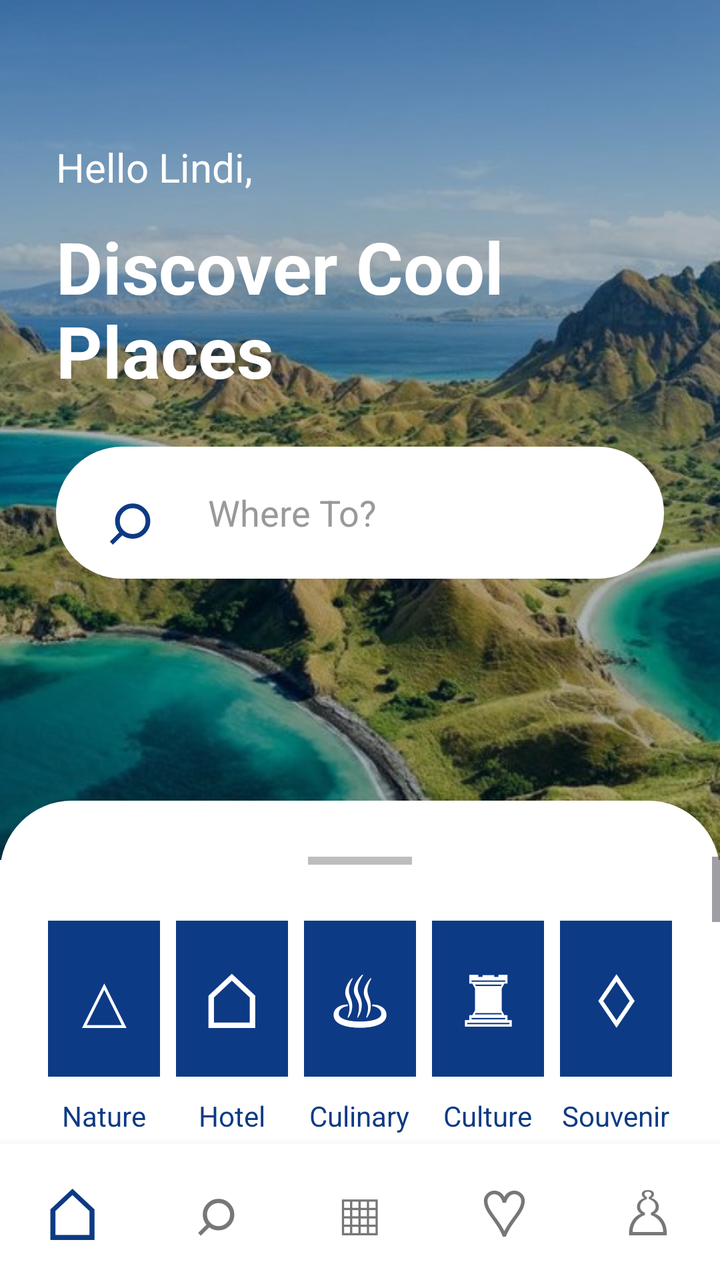
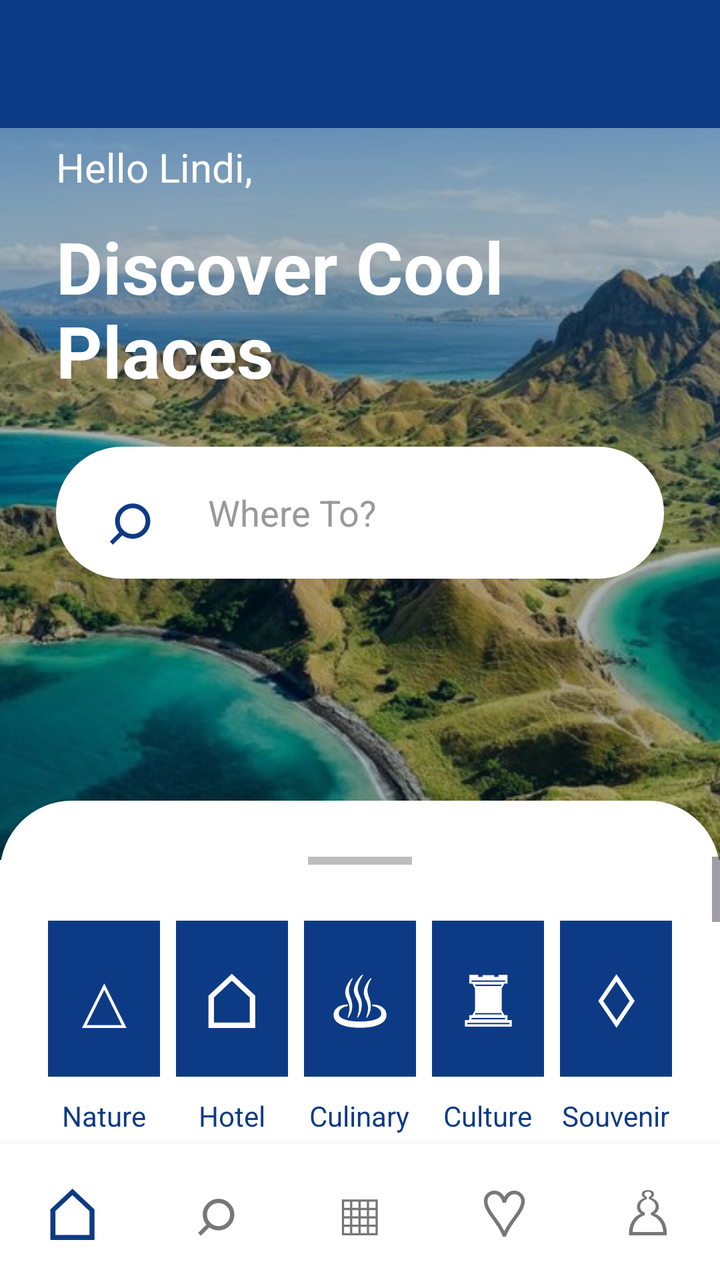

Before-and-after screenshots of an Android layout around one commit, followed by the original layout XML and the change that was made.
<!-- AndroidManifest.xml: application theme Theme.Komoora -->
<!-- res/layout/activity_home_page.xml -->
<?xml version="1.0" encoding="utf-8"?>
<androidx.constraintlayout.widget.ConstraintLayout
    xmlns:android="http://schemas.android.com/apk/res/android"
    xmlns:app="http://schemas.android.com/apk/res-auto"
    android:layout_width="match_parent"
    android:layout_height="match_parent"
    android:background="#FFFFFF">

    
    <androidx.appcompat.widget.Toolbar
        android:id="@+id/toolbar"
        android:layout_width="0dp"
        android:layout_height="?attr/actionBarSize"
        android:background="@android:color/transparent"
        android:elevation="12dp"
        app:titleTextColor="#FFFFFF"
        app:layout_constraintTop_toTopOf="parent"
        app:layout_constraintStart_toStartOf="parent"
        app:layout_constraintEnd_toEndOf="parent" />

    
    <ImageView
        android:id="@+id/imgHomeBackground"
        android:layout_width="0dp"
        android:layout_height="430dp"
        android:contentDescription="Pemandangan Labuan Bajo"
        android:scaleType="centerCrop"
        android:src="@drawable/labuan_bajo"
        app:layout_constraintTop_toTopOf="parent"
        app:layout_constraintStart_toStartOf="parent"
        app:layout_constraintEnd_toEndOf="parent" />

    
    <View
        android:layout_width="0dp"
        android:layout_height="430dp"
        android:background="#55001D35"
        app:layout_constraintTop_toTopOf="parent"
        app:layout_constraintStart_toStartOf="parent"
        app:layout_constraintEnd_toEndOf="parent" />

    
    <TextView
        android:id="@+id/tvHello"
        android:layout_width="wrap_content"
        android:layout_height="wrap_content"
        android:layout_marginStart="28dp"
        android:layout_marginTop="70dp"
        android:text="Hello Lindi,"
        android:textColor="#FFFFFF"
        android:textSize="20sp"
        app:layout_constraintStart_toStartOf="parent"
        app:layout_constraintTop_toTopOf="parent" />

    
    <TextView
        android:id="@+id/tvDiscoverTitle"
        android:layout_width="0dp"
        android:layout_height="wrap_content"
        android:layout_marginStart="28dp"
        android:layout_marginTop="12dp"
        android:layout_marginEnd="20dp"
        android:text="Discover Cool&#10;Places"
        android:textColor="#FFFFFF"
        android:textSize="36sp"
        android:textStyle="bold"
        app:layout_constraintStart_toStartOf="parent"
        app:layout_constraintEnd_toEndOf="parent"
        app:layout_constraintTop_toBottomOf="@id/tvHello" />

    
    <LinearLayout
        android:id="@+id/searchContainer"
        android:layout_width="0dp"
        android:layout_height="66dp"
        android:layout_marginStart="28dp"
        android:layout_marginTop="24dp"
        android:layout_marginEnd="28dp"
        android:background="@drawable/bg_home_search"
        android:gravity="center_vertical"
        android:orientation="horizontal"
        android:paddingStart="14dp"
        android:paddingEnd="20dp"
        app:layout_constraintStart_toStartOf="parent"
        app:layout_constraintEnd_toEndOf="parent"
        app:layout_constraintTop_toBottomOf="@id/tvDiscoverTitle">

        <TextView
            android:layout_width="46dp"
            android:layout_height="46dp"
            android:background="@drawable/bg_home_search"
            android:gravity="center"
            android:text="⌕"
            android:textColor="#0D3A84"
            android:textSize="38sp" />

        <EditText
            android:id="@+id/etSearchDestination"
            android:layout_width="0dp"
            android:layout_height="match_parent"
            android:layout_weight="1"
            android:background="@null"
            android:hint="Where To?"
            android:importantForAutofill="no"
            android:inputType="text"
            android:paddingStart="16dp"
            android:singleLine="true"
            android:textColor="#333333"
            android:textColorHint="#999999"
            android:textSize="18sp" />

    </LinearLayout>

    
    <ScrollView
        android:id="@+id/scrollHome"
        android:layout_width="0dp"
        android:layout_height="0dp"
        android:layout_marginTop="-30dp"
        android:background="@drawable/bg_home_panel"
        android:clipToPadding="false"
        android:fillViewport="false"
        android:overScrollMode="never"
        android:paddingTop="28dp"
        app:layout_constraintTop_toBottomOf="@id/imgHomeBackground"
        app:layout_constraintBottom_toTopOf="@id/bottomNavigation"
        app:layout_constraintStart_toStartOf="parent"
        app:layout_constraintEnd_toEndOf="parent">

        <LinearLayout
            android:layout_width="match_parent"
            android:layout_height="wrap_content"
            android:orientation="vertical"
            android:paddingStart="24dp"
            android:paddingEnd="24dp"
            android:paddingBottom="24dp">

            
            <View
                android:layout_width="52dp"
                android:layout_height="4dp"
                android:layout_gravity="center_horizontal"
                android:layout_marginBottom="28dp"
                android:background="#BDBDBD" />

            
            <LinearLayout
                android:layout_width="match_parent"
                android:layout_height="wrap_content"
                android:gravity="center"
                android:orientation="horizontal">

                <LinearLayout
                    android:layout_width="0dp"
                    android:layout_height="wrap_content"
                    android:layout_weight="1"
                    android:gravity="center"
                    android:orientation="vertical">

                    <TextView
                        android:layout_width="match_parent"
                        android:layout_height="78dp"
                        android:background="#0D3A84"
                        android:gravity="center"
                        android:text="△"
                        android:textColor="#FFFFFF"
                        android:textSize="38sp" />

                    <TextView
                        android:layout_width="wrap_content"
                        android:layout_height="wrap_content"
                        android:layout_marginTop="10dp"
                        android:text="Nature"
                        android:textColor="#0D3A84"
                        android:textSize="14sp" />
                </LinearLayout>

                <LinearLayout
                    android:layout_width="0dp"
                    android:layout_height="wrap_content"
                    android:layout_marginStart="8dp"
                    android:layout_weight="1"
                    android:gravity="center"
                    android:orientation="vertical">

                    <TextView
                        android:layout_width="match_parent"
                        android:layout_height="78dp"
                        android:background="#0D3A84"
                        android:gravity="center"
                        android:text="⌂"
                        android:textColor="#FFFFFF"
                        android:textSize="38sp" />

                    <TextView
                        android:layout_width="wrap_content"
                        android:layout_height="wrap_content"
                        android:layout_marginTop="10dp"
                        android:text="Hotel"
                        android:textColor="#0D3A84"
                        android:textSize="14sp" />
                </LinearLayout>

                <LinearLayout
                    android:layout_width="0dp"
                    android:layout_height="wrap_content"
                    android:layout_marginStart="8dp"
                    android:layout_weight="1"
                    android:gravity="center"
                    android:orientation="vertical">

                    <TextView
                        android:layout_width="match_parent"
                        android:layout_height="78dp"
                        android:background="#0D3A84"
                        android:gravity="center"
                        android:text="♨"
                        android:textColor="#FFFFFF"
                        android:textSize="36sp" />

                    <TextView
                        android:layout_width="wrap_content"
                        android:layout_height="wrap_content"
                        android:layout_marginTop="10dp"
                        android:text="Culinary"
                        android:textColor="#0D3A84"
                        android:textSize="14sp" />
                </LinearLayout>

                <LinearLayout
                    android:layout_width="0dp"
                    android:layout_height="wrap_content"
                    android:layout_marginStart="8dp"
                    android:layout_weight="1"
                    android:gravity="center"
                    android:orientation="vertical">

                    <TextView
                        android:layout_width="match_parent"
                        android:layout_height="78dp"
                        android:background="#0D3A84"
                        android:gravity="center"
                        android:text="♜"
                        android:textColor="#FFFFFF"
                        android:textSize="36sp" />

                    <TextView
                        android:layout_width="wrap_content"
                        android:layout_height="wrap_content"
                        android:layout_marginTop="10dp"
                        android:text="Culture"
                        android:textColor="#0D3A84"
                        android:textSize="14sp" />
                </LinearLayout>

                <LinearLayout
                    android:layout_width="0dp"
                    android:layout_height="wrap_content"
                    android:layout_marginStart="8dp"
                    android:layout_weight="1"
                    android:gravity="center"
                    android:orientation="vertical">

                    <TextView
                        android:layout_width="match_parent"
                        android:layout_height="78dp"
                        android:background="#0D3A84"
                        android:gravity="center"
                        android:text="♢"
                        android:textColor="#FFFFFF"
                        android:textSize="36sp" />

                    <TextView
                        android:layout_width="wrap_content"
                        android:layout_height="wrap_content"
                        android:layout_marginTop="10dp"
                        android:text="Souvenir"
                        android:textColor="#0D3A84"
                        android:textSize="14sp" />
                </LinearLayout>

            </LinearLayout>

            
            <LinearLayout
                android:layout_width="match_parent"
                android:layout_height="wrap_content"
                android:layout_marginTop="42dp"
                android:gravity="center_vertical"
                android:orientation="horizontal">

                <TextView
                    android:layout_width="0dp"
                    android:layout_height="wrap_content"
                    android:layout_weight="1"
                    android:text="Popular Destination"
                    android:textColor="#0D3A84"
                    android:textSize="24sp"
                    android:textStyle="bold" />

                <TextView
                    android:layout_width="wrap_content"
                    android:layout_height="wrap_content"
                    android:text="See Details  ›"
                    android:textColor="#777777"
                    android:textSize="15sp" />

            </LinearLayout>

            
            <androidx.cardview.widget.CardView
                android:id="@+id/cardLabuanBajo"
                android:layout_width="match_parent"
                android:layout_height="210dp"
                android:layout_marginTop="12dp"
                app:cardCornerRadius="24dp"
                app:cardElevation="6dp"
                app:cardUseCompatPadding="false">

                <FrameLayout
                    android:layout_width="match_parent"
                    android:layout_height="match_parent">

                    <ImageView
                        android:layout_width="match_parent"
                        android:layout_height="match_parent"
                        android:contentDescription="Destinasi Labuan Bajo"
                        android:scaleType="centerCrop"
                        android:src="@drawable/labuan_bajo" />

                    <View
                        android:layout_width="match_parent"
                        android:layout_height="match_parent"
                        android:background="#44000000" />

                    <TextView
                        android:layout_width="wrap_content"
                        android:layout_height="wrap_content"
                        android:layout_gravity="top|end"
                        android:layout_margin="14dp"
                        android:text="♥"
                        android:textColor="#F51E2D"
                        android:textSize="30sp" />

                    <LinearLayout
                        android:layout_width="match_parent"
                        android:layout_height="wrap_content"
                        android:layout_gravity="bottom"
                        android:orientation="vertical"
                        android:padding="16dp">

                        <TextView
                            android:layout_width="wrap_content"
                            android:layout_height="wrap_content"
                            android:text="Labuan Bajo"
                            android:textColor="#FFFFFF"
                            android:textSize="25sp"
                            android:textStyle="bold" />

                        <TextView
                            android:layout_width="wrap_content"
                            android:layout_height="wrap_content"
                            android:text="Manggarai Barat"
                            android:textColor="#FFFFFF"
                            android:textSize="16sp" />

                        <TextView
                            android:layout_width="wrap_content"
                            android:layout_height="wrap_content"
                            android:layout_gravity="end"
                            android:text="★  4.8 (1.2k)"
                            android:textColor="#FFFFFF"
                            android:textSize="14sp"
                            android:textStyle="bold" />

                    </LinearLayout>

                </FrameLayout>

            </androidx.cardview.widget.CardView>

            
            <TextView
                android:layout_width="wrap_content"
                android:layout_height="wrap_content"
                android:layout_marginTop="34dp"
                android:text="Our Recommendation"
                android:textColor="#0D3A84"
                android:textSize="24sp"
                android:textStyle="bold" />

            
            <HorizontalScrollView
                android:layout_width="match_parent"
                android:layout_height="190dp"
                android:layout_marginTop="12dp"
                android:scrollbars="none">

                <LinearLayout
                    android:layout_width="wrap_content"
                    android:layout_height="match_parent"
                    android:orientation="horizontal">

                    
                    <androidx.cardview.widget.CardView
                        android:layout_width="260dp"
                        android:layout_height="180dp"
                        android:layout_marginEnd="14dp"
                        app:cardCornerRadius="18dp"
                        app:cardElevation="4dp">

                        <FrameLayout
                            android:layout_width="match_parent"
                            android:layout_height="match_parent">

                            <ImageView
                                android:layout_width="match_parent"
                                android:layout_height="match_parent"
                                android:contentDescription="Pulau Komodo"
                                android:scaleType="centerCrop"
                                android:src="@drawable/recommend_komodo" />

                            <View
                                android:layout_width="match_parent"
                                android:layout_height="match_parent"
                                android:background="#44000000" />

                            <LinearLayout
                                android:layout_width="match_parent"
                                android:layout_height="wrap_content"
                                android:layout_gravity="bottom"
                                android:orientation="vertical"
                                android:padding="12dp">

                                <TextView
                                    android:layout_width="wrap_content"
                                    android:layout_height="wrap_content"
                                    android:text="Komodo Island"
                                    android:textColor="#FFFFFF"
                                    android:textSize="18sp"
                                    android:textStyle="bold" />

                                <TextView
                                    android:layout_width="wrap_content"
                                    android:layout_height="wrap_content"
                                    android:text="Manggarai Barat  ★ 4.8"
                                    android:textColor="#FFFFFF"
                                    android:textSize="12sp" />

                            </LinearLayout>

                        </FrameLayout>

                    </androidx.cardview.widget.CardView>

                    
                    <androidx.cardview.widget.CardView
                        android:layout_width="260dp"
                        android:layout_height="180dp"
                        android:layout_marginEnd="14dp"
                        app:cardCornerRadius="18dp"
                        app:cardElevation="4dp">

                        <FrameLayout
                            android:layout_width="match_parent"
                            android:layout_height="match_parent">

                            <ImageView
                                android:layout_width="match_parent"
                                android:layout_height="match_parent"
                                android:contentDescription="Bolok Crystal Cave"
                                android:scaleType="centerCrop"
                                android:src="@drawable/recommend_cave" />

                            <View
                                android:layout_width="match_parent"
                                android:layout_height="match_parent"
                                android:background="#44000000" />

                            <LinearLayout
                                android:layout_width="match_parent"
                                android:layout_height="wrap_content"
                                android:layout_gravity="bottom"
                                android:orientation="vertical"
                                android:padding="12dp">

                                <TextView
                                    android:layout_width="wrap_content"
                                    android:layout_height="wrap_content"
                                    android:text="Bolok Crystal Cave"
                                    android:textColor="#FFFFFF"
                                    android:textSize="18sp"
                                    android:textStyle="bold" />

                                <TextView
                                    android:layout_width="wrap_content"
                                    android:layout_height="wrap_content"
                                    android:text="Kupang Barat  ★ 4.8"
                                    android:textColor="#FFFFFF"
                                    android:textSize="12sp" />

                            </LinearLayout>

                        </FrameLayout>

                    </androidx.cardview.widget.CardView>

                    
                    <androidx.cardview.widget.CardView
                        android:layout_width="260dp"
                        android:layout_height="180dp"
                        app:cardCornerRadius="18dp"
                        app:cardElevation="4dp">

                        <FrameLayout
                            android:layout_width="match_parent"
                            android:layout_height="match_parent">

                            <ImageView
                                android:layout_width="match_parent"
                                android:layout_height="match_parent"
                                android:contentDescription="Air terjun di NTT"
                                android:scaleType="centerCrop"
                                android:src="@drawable/recommend_waterfall" />

                            <View
                                android:layout_width="match_parent"
                                android:layout_height="match_parent"
                                android:background="#44000000" />

                            <TextView
                                android:layout_width="wrap_content"
                                android:layout_height="wrap_content"
                                android:layout_gravity="bottom|start"
                                android:padding="12dp"
                                android:text="Air Terjun"
                                android:textColor="#FFFFFF"
                                android:textSize="18sp"
                                android:textStyle="bold" />

                        </FrameLayout>

                    </androidx.cardview.widget.CardView>

                </LinearLayout>

            </HorizontalScrollView>

        </LinearLayout>

    </ScrollView>

    
    <LinearLayout
        android:id="@+id/bottomNavigation"
        android:layout_width="0dp"
        android:layout_height="68dp"
        android:background="#FFFFFF"
        android:elevation="8dp"
        android:gravity="center"
        android:orientation="horizontal"
        app:layout_constraintBottom_toBottomOf="parent"
        app:layout_constraintStart_toStartOf="parent"
        app:layout_constraintEnd_toEndOf="parent">

        <TextView
            android:layout_width="0dp"
            android:layout_height="match_parent"
            android:layout_weight="1"
            android:gravity="center"
            android:text="⌂"
            android:textColor="#0D3A84"
            android:textSize="36sp" />

        <TextView
            android:layout_width="0dp"
            android:layout_height="match_parent"
            android:layout_weight="1"
            android:gravity="center"
            android:text="⌕"
            android:textColor="#777777"
            android:textSize="34sp" />

        <TextView
            android:layout_width="0dp"
            android:layout_height="match_parent"
            android:layout_weight="1"
            android:gravity="center"
            android:text="▦"
            android:textColor="#777777"
            android:textSize="30sp" />

        <TextView
            android:layout_width="0dp"
            android:layout_height="match_parent"
            android:layout_weight="1"
            android:gravity="center"
            android:text="♡"
            android:textColor="#777777"
            android:textSize="32sp" />

        <TextView
            android:layout_width="0dp"
            android:layout_height="match_parent"
            android:layout_weight="1"
            android:gravity="center"
            android:text="♙"
            android:textColor="#777777"
            android:textSize="30sp" />

    </LinearLayout>

</androidx.constraintlayout.widget.ConstraintLayout>
<!-- resources referenced by this layout -->
<resources>
  <!-- drawable bg_home_panel (drawable) -->
  <?xml version="1.0" encoding="utf-8"?>
  <shape xmlns:android="http://schemas.android.com/apk/res/android"
      android:shape="rectangle">
  
      <solid android:color="#FFFFFF" />
  
      <corners
          android:topLeftRadius="36dp"
          android:topRightRadius="36dp" />
  
  </shape>
  <!-- drawable bg_home_search (drawable) -->
  <?xml version="1.0" encoding="utf-8"?>
  <shape xmlns:android="http://schemas.android.com/apk/res/android"
      android:shape="rectangle">
  
      <solid android:color="#FFFFFF" />
  
      <corners android:radius="40dp" />
  
  </shape>
  <!-- drawable labuan_bajo: png bitmap (drawable, 678114 bytes) -->
  <!-- drawable recommend_cave: png bitmap (drawable, 399347 bytes) -->
  <!-- drawable recommend_komodo: png bitmap (drawable, 757122 bytes) -->
  <!-- drawable recommend_waterfall: png bitmap (drawable, 926775 bytes) -->
  <style name="Theme.Komoora" parent="Base.Theme.Komoora" />
  <style name="Base.Theme.Komoora" parent="Theme.Material3.DayNight.NoActionBar">
          
          
      </style>
</resources>

<!-- the commit's change to res/layout/activity_home_page.xml (unified diff, before → after) -->
@@ -11,8 +11,9 @@
         android:id="@+id/toolbar"
         android:layout_width="0dp"
         android:layout_height="?attr/actionBarSize"
-        android:background="@android:color/transparent"
+        android:background="#0D3A84"
         android:elevation="12dp"
+        app:theme="@style/ThemeOverlay.AppCompat.Dark.ActionBar"
         app:titleTextColor="#FFFFFF"
         app:layout_constraintTop_toTopOf="parent"
         app:layout_constraintStart_toStartOf="parent"
